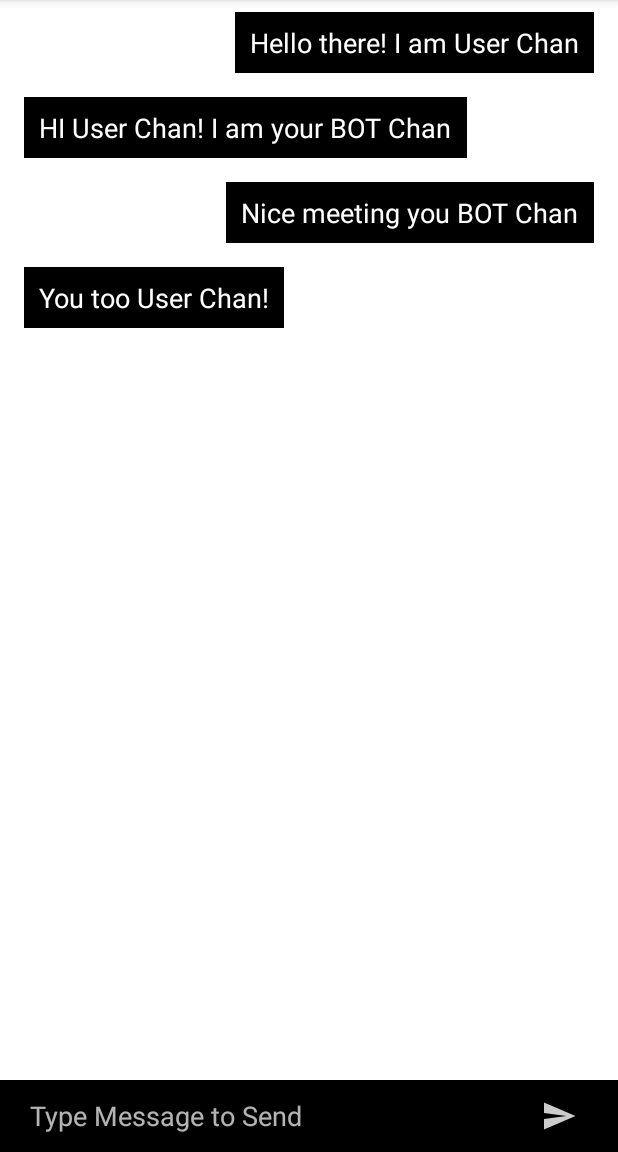
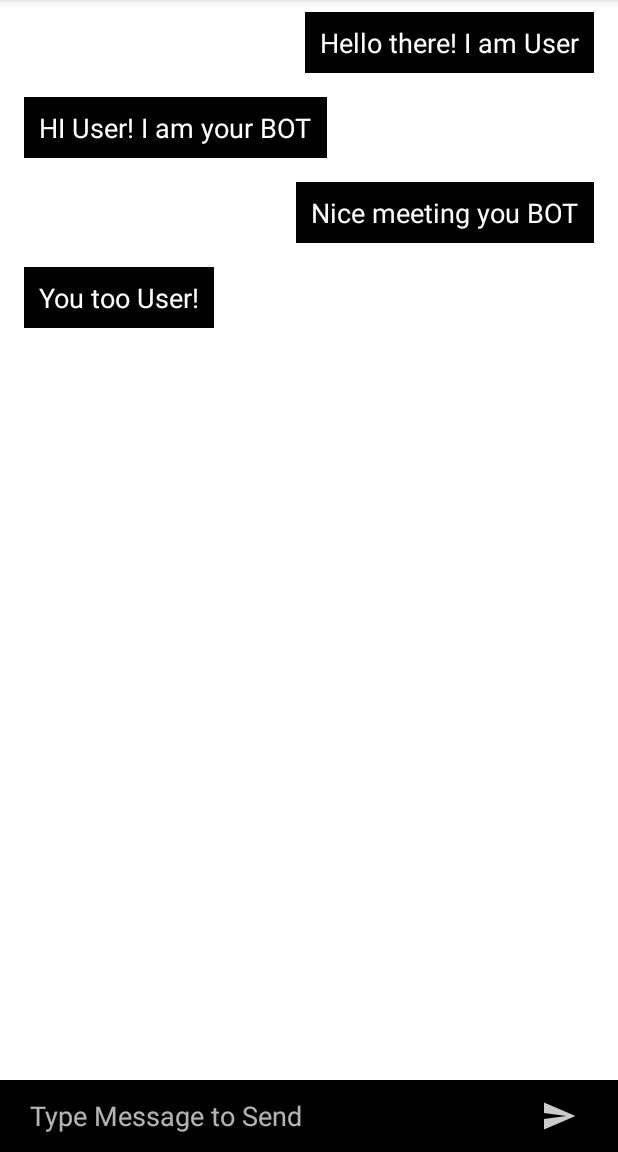
Before and after one commit to AbdelRahmanRefaat/Shams-Virtual-Assistant, an Android app: the screen it shows after launch (MainActivity), on a phone screen of 412 x 824 dp, the part 84-1236 px from its top. Run offline under Robolectric (Android 15) with nearby library versions, the phone set to English and light mode, and no system bars.

Commit message:
User can now send messages and Bot responses with a simple message

```diff
--- a/app/src/main/java/com/example/myapplication/MainActivity.java
+++ b/app/src/main/java/com/example/myapplication/MainActivity.java
@@ -5,6 +5,10 @@ import androidx.recyclerview.widget.LinearLayoutManager;
 import androidx.recyclerview.widget.RecyclerView;
 
 import android.os.Bundle;
+import android.view.View;
+import android.widget.Button;
+import android.widget.EditText;
+import android.widget.ImageButton;
 
 import java.util.ArrayList;
 
@@ -20,10 +24,27 @@ public class MainActivity extends AppCompatActivity {
         recycler.setLayoutManager(new LinearLayoutManager(this));
         // dummy data
         ArrayList<ChatMessageModel> arr = new ArrayList<>();
-        arr.add(new ChatMessageModel("Hello there! I am User Chan", 1));
-        arr.add(new ChatMessageModel("HI User Chan! I am your BOT Chan", 2));
-        arr.add(new ChatMessageModel("Nice meeting you BOT Chan",1));
-        arr.add(new ChatMessageModel("You too User Chan!",2));
+        arr.add(new ChatMessageModel("Hello there! I am User", 1));
+        arr.add(new ChatMessageModel("HI User! I am your BOT", 2));
+        arr.add(new ChatMessageModel("Nice meeting you BOT",1));
+        arr.add(new ChatMessageModel("You too User!",2));
         adapter.setList(arr);
+        EditText editTextMessage = (EditText) findViewById(R.id.edit_text_message);
+        ImageButton btnSend = (ImageButton) findViewById(R.id.btn_send_message);
+        btnSend.setOnClickListener(new View.OnClickListener() {
+            @Override
+            public void onClick(View view) {
+                final String userMsg = editTextMessage.getText().toString();
+                if(userMsg.equals(""))
+                    return ;
+                arr.add(new ChatMessageModel(userMsg, 1));
+                editTextMessage.setText("");
+                final String botMsg = "Ok";
+                arr.add(new ChatMessageModel(botMsg, 2));
+                adapter.setList(arr);
+
+            }
+        });
+
     }
 }
--- a/app/src/main/res/layout/activity_main.xml
+++ b/app/src/main/res/layout/activity_main.xml
@@ -65,7 +65,7 @@ app:layout_behavior="@string/appbar_scrolling_view_behavior"
 
 
         <ImageButton
-            android:id="@+id/text_message_send"
+            android:id="@+id/btn_send_message"
             android:layout_width="wrap_content"
             android:layout_height="48dp"
             android:layout_weight="1"
```
